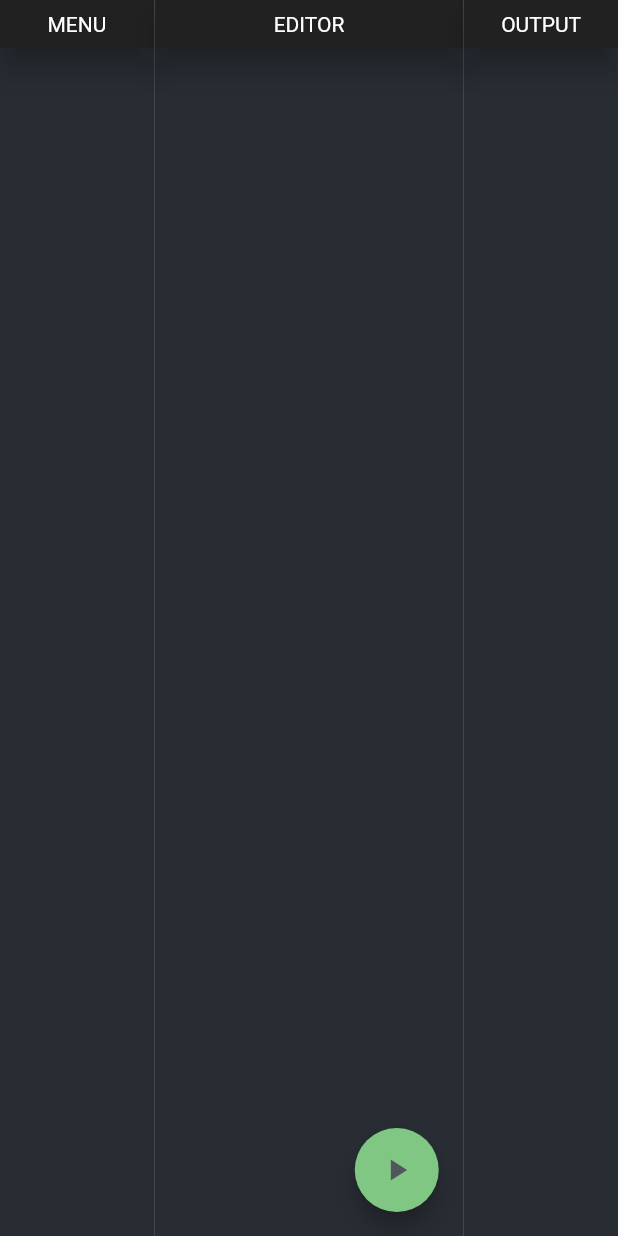
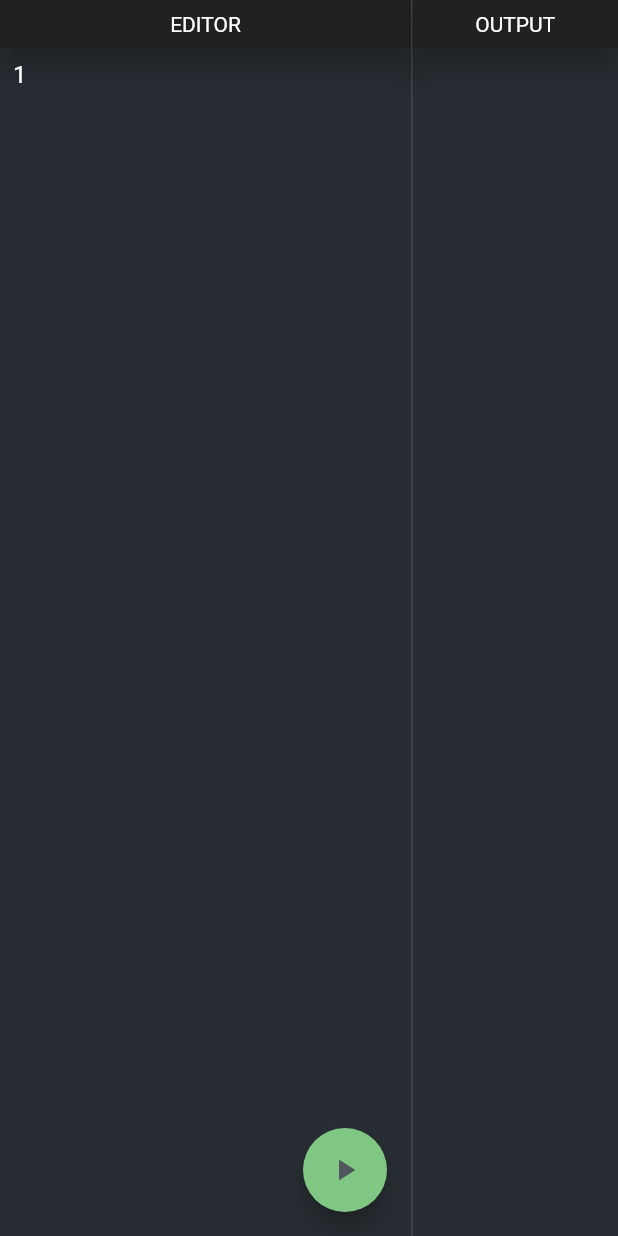
Before and after one commit to britannio/bare_bones_ide, a Flutter app: the screen it shows after launch, on a phone screen of 412 x 824 dp. Run offline on Flutter 3.47's test engine with Material 2 defaults, Android fonts, the phone set to English and light mode, and no system bars; our stand-ins replace freezed_annotation; generated files the repository leaves out were written again.

Commit message:
add textfield to editor display variables in output update app name

```diff
--- a/lib/bare_bones_ide.dart
+++ b/lib/bare_bones_ide.dart
@@ -1,7 +1,8 @@
 import 'package:bare_bones_ide/components/ide/editor.dart';
-import 'package:bare_bones_ide/components/ide/menu.dart';
 import 'package:bare_bones_ide/components/ide/output.dart';
+import 'package:bare_bones_ide/notifiers/ide_notifier.dart';
 import 'package:flutter/material.dart';
+import 'package:provider/provider.dart';
 
 class BareBonesIDE extends StatelessWidget {
   @override
@@ -28,6 +29,14 @@ class BareBonesIDE extends StatelessWidget {
         ),
       ),
       home: Window(),
+      builder: (context, child) {
+        return MultiProvider(
+          providers: [
+            ChangeNotifierProvider(create: (c) => IdeNotifier()),
+          ],
+          child: child,
+        );
+      },
     );
   }
 }
@@ -39,10 +48,8 @@ class Window extends StatelessWidget {
       color: Color(0xFF282d33),
       child: Row(
         children: [
-          Expanded(flex: 1, child: Menu()),
-          VerticalDivider(width: 1),
           Expanded(flex: 2, child: Editor()),
-          VerticalDivider(width: 1),
+          VerticalDivider(width: 1, thickness: 1),
           Expanded(flex: 1, child: Output()),
         ],
       ),
--- a/lib/components/ide/editor.dart
+++ b/lib/components/ide/editor.dart
@@ -1,9 +1,14 @@
 import 'package:bare_bones_ide/components/toolbar.dart';
+import 'package:bare_bones_ide/notifiers/ide_notifier.dart';
 import 'package:flutter/material.dart';
+import 'package:provider/provider.dart';
+import 'dart:math' as math;
 
 class Editor extends StatelessWidget {
   @override
   Widget build(BuildContext context) {
+    final ideNotifier = context.watch<IdeNotifier>();
+    final editingUnion = ideNotifier.editingUnion;
     return Column(
       crossAxisAlignment: CrossAxisAlignment.stretch,
       children: [
@@ -16,9 +21,40 @@ class Editor extends StatelessWidget {
         Expanded(
           child: Stack(
             children: [
+              editingUnion.when(
+                script: (script) {
+                  return _ScriptEditor(script: script);
+                },
+                noScript: () {
+                  return Container();
+                },
+              ),
               Positioned(
-                right: 16,
-                bottom: 16,
+                left: 0,
+                right: 0,
+                bottom: 0,
+                child: Row(
+                  crossAxisAlignment: CrossAxisAlignment.end,
+                  children: [
+                    /* Expanded(
+                      child: Wrap(
+                        alignment: WrapAlignment.center,
+                        children: [
+                          ...editingUnion.when(
+                            script: (_) => [
+                              CloseScriptBtn(),
+                            ],
+                            noScript: () => [
+                              OpenScriptBtn(),
+                              NewScriptBtn(),
+                            ],
+                          ),
+                        ],
+                      ),
+                    ), */
+                    Spacer(),
+                    Padding(
+                      padding: const EdgeInsets.only(bottom: 16, right: 16),
                       child: FloatingActionButton(
                         backgroundColor: Colors.green.shade300,
                         onPressed: () {},
@@ -32,6 +68,124 @@ class Editor extends StatelessWidget {
                 ),
               ),
             ],
+          ),
+        ),
+      ],
     );
   }
 }
+
+class OpenScriptBtn extends StatelessWidget {
+  @override
+  Widget build(BuildContext context) {
+    return FlatButton(
+      child: Text('Open Script'),
+      onPressed: () {},
+    );
+  }
+}
+
+class NewScriptBtn extends StatelessWidget {
+  @override
+  Widget build(BuildContext context) {
+    return FlatButton(
+      child: Text('New Script'),
+      onPressed: () {},
+    );
+  }
+}
+
+class CloseScriptBtn extends StatelessWidget {
+  @override
+  Widget build(BuildContext context) {
+    return FlatButton(
+      child: Text('Close Script'),
+      onPressed: () {},
+    );
+  }
+}
+
+class _ScriptEditor extends StatefulWidget {
+  final String script;
+  const _ScriptEditor({Key key, @required this.script}) : super(key: key);
+
+  @override
+  __ScriptEditorState createState() => __ScriptEditorState();
+}
+
+class __ScriptEditorState extends State<_ScriptEditor> {
+  TextEditingController _controller;
+
+  @override
+  void initState() {
+    super.initState();
+    _controller = TextEditingController(text: widget.script);
+  }
+
+  @override
+  void dispose() {
+    _controller.dispose();
+    super.dispose();
+  }
+
+  void _onChanged(String script) {
+    setState(() {});
+  }
+
+  int _lineCount() => _controller.text.split('\n').length;
+
+  @override
+  Widget build(BuildContext context) {
+    return Padding(
+      padding: const EdgeInsets.all(8.0),
+      child: Row(
+        children: [
+          _LineCounter(lineCount: _lineCount()),
+          Expanded(
+            child: TextField(
+              controller: _controller,
+              onChanged: _onChanged,
+              // Makes the TextField take up all space
+              minLines: null,
+              maxLines: null,
+              expands: true,
+              decoration: InputDecoration(
+                border: InputBorder.none,
+                contentPadding: EdgeInsets.zero,
+              ),
+            ),
+          ),
+        ],
+      ),
+    );
+  }
+}
+
+class _LineCounter extends StatelessWidget {
+  const _LineCounter({Key key, @required this.lineCount}) : super(key: key);
+  final int lineCount;
+
+  double logBase10(num number) => math.log(number) / math.ln10;
+
+  @override
+  Widget build(BuildContext context) {
+    final lineCountWidth = logBase10(lineCount).truncate() + 1;
+    return SizedBox(
+      width: 14.0 * lineCountWidth,
+      child: ListView.builder(
+        physics: NeverScrollableScrollPhysics(),
+        padding: EdgeInsets.zero,
+        itemCount: lineCount,
+        itemBuilder: (context, index) {
+          return Padding(
+            padding: EdgeInsets.symmetric(vertical: 0),
+            child: Text(
+              '${index + 1}'.padLeft(lineCountWidth),
+              style: TextStyle(fontSize: 16, letterSpacing: 1.2),
+            ),
+          );
+        },
+      ),
+    );
+  }
+}
--- a/lib/components/ide/menu.dart
+++ /dev/null
@@ -1,16 +0,0 @@
-import 'package:bare_bones_ide/components/toolbar.dart';
-import 'package:flutter/material.dart';
-
-class Menu extends StatelessWidget {
-  @override
-  Widget build(BuildContext context) {
-    return Column(
-      crossAxisAlignment: CrossAxisAlignment.stretch,
-      children: [
-        Toolbar(
-          child: Text('MENU', style: TextStyle(color: Colors.white)),
-        ),
-      ],
-    );
-  }
-}
--- a/lib/components/ide/output.dart
+++ b/lib/components/ide/output.dart
@@ -1,16 +1,52 @@
 import 'package:bare_bones_ide/components/toolbar.dart';
+import 'package:bare_bones_ide/notifiers/ide_notifier.dart';
 import 'package:flutter/material.dart';
+import 'package:provider/provider.dart';
 
 class Output extends StatelessWidget {
   @override
   Widget build(BuildContext context) {
+    final ideNotifier = context.watch<IdeNotifier>();
+
     return Column(
       crossAxisAlignment: CrossAxisAlignment.stretch,
       children: [
         Toolbar(
           child: Text('OUTPUT', style: TextStyle(color: Colors.white)),
         ),
+        Expanded(
+          child: ideNotifier.outputUnion.when(
+            noOutput: () => _OutputPlaceholder(),
+            output: (variables) => _VariablesList(variables: variables),
+          ),
+        ),
       ],
     );
   }
 }
+
+class _OutputPlaceholder extends StatelessWidget {
+  @override
+  Widget build(BuildContext context) {
+    return Container();
+  }
+}
+
+class _VariablesList extends StatelessWidget {
+  const _VariablesList({Key key, @required this.variables}) : super(key: key);
+  final Map variables;
+
+  @override
+  Widget build(BuildContext context) {
+    return Padding(
+      padding: const EdgeInsets.all(16),
+      child: Column(
+        crossAxisAlignment: CrossAxisAlignment.stretch,
+        children: [
+          for (final variable in variables.entries)
+            Text('${variable.key}=${variable.value}'),
+        ],
+      ),
+    );
+  }
+}
--- /dev/null
+++ b/lib/notifiers/ide_notifier.dart
@@ -0,0 +1,17 @@
+import 'package:bare_bones_ide/unions/editing_union.dart';
+import 'package:bare_bones_ide/unions/output_union.dart';
+import 'package:flutter/material.dart';
+
+class IdeNotifier extends ChangeNotifier {
+  String script = '';
+  Map<String, int> outputVariables;
+
+  EditingUnion get editingUnion =>
+      script != null ? EditingUnion.script(script) : EditingUnion.noScript();
+
+  OutputUnion get outputUnion => outputVariables != null
+      ? OutputUnion.output(outputVariables)
+      : OutputUnion.noOutput();
+
+  void openScript() {}
+}
--- /dev/null
+++ b/lib/unions/editing_union.dart
@@ -0,0 +1,9 @@
+import 'package:freezed_annotation/freezed_annotation.dart';
+
+part 'editing_union.freezed.dart';
+
+@freezed
+abstract class EditingUnion with _$EditingUnion {
+  const factory EditingUnion.script(String script) = _Script;
+  const factory EditingUnion.noScript() = _NoScript;
+}
--- /dev/null
+++ b/lib/unions/output_union.dart
@@ -0,0 +1,9 @@
+import 'package:freezed_annotation/freezed_annotation.dart';
+
+part 'output_union.freezed.dart';
+
+@freezed
+abstract class OutputUnion with _$OutputUnion {
+  const factory OutputUnion.noOutput() = _NoOutput;
+  const factory OutputUnion.output(Map<String, int> variables) = _Output;
+}
```
Also changed, not shown: lib/unions/editing_union.freezed.dart (added), lib/unions/output_union.freezed.dart (added), 5 other files. Lines whose indentation alone changed are shown as unchanged.
